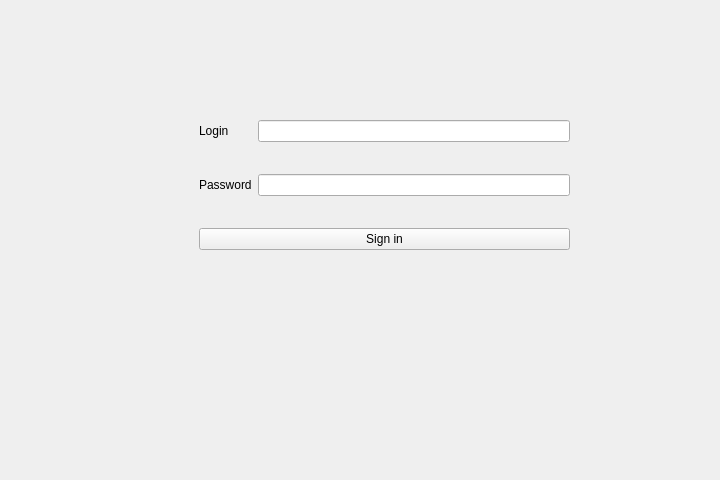
Before: the Qt Designer form ui/auth_window.ui in k-rility/CourseWork, drawn with Qt 5.
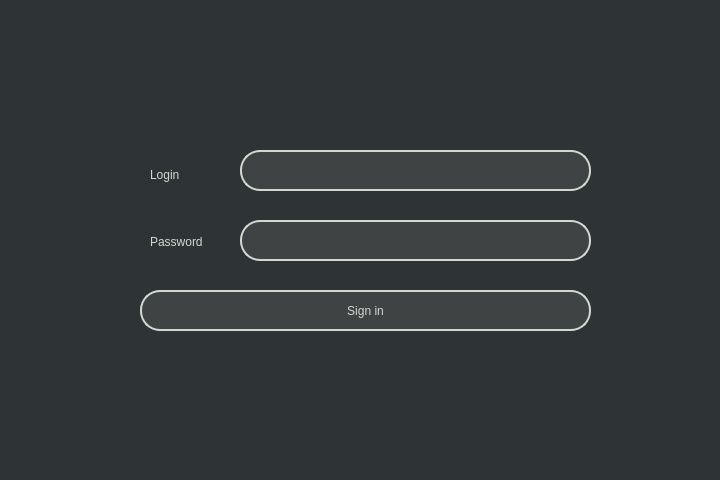
After: the same form once the commit is applied.

Commit message: beauty window

```diff
--- a/ui/auth_window.ui
+++ b/ui/auth_window.ui
@@ -13,76 +13,135 @@
   <property name="windowTitle">
    <string>AuthorizeWindow</string>
   </property>
-  <widget class="QWidget" name="formLayoutWidget">
+  <property name="styleSheet">
+   <string notr="true">background-color: rgb(46, 52, 54)</string>
+  </property>
+  <widget class="QPushButton" name="pushButton_sign_in">
    <property name="geometry">
     <rect>
-     <x>199</x>
-     <y>120</y>
-     <width>371</width>
-     <height>151</height>
+     <x>140</x>
+     <y>290</y>
+     <width>451</width>
+     <height>41</height>
     </rect>
    </property>
-   <layout class="QFormLayout" name="formLayout">
-    <item row="0" column="0">
-     <widget class="QLabel" name="label_login">
-      <property name="text">
-       <string>Login</string>
-      </property>
-     </widget>
-    </item>
-    <item row="2" column="0">
-     <widget class="QLabel" name="label_password">
-      <property name="text">
-       <string>Password</string>
-      </property>
-     </widget>
-    </item>
-    <item row="0" column="1">
-     <widget class="QLineEdit" name="lineEdit_login"/>
-    </item>
-    <item row="2" column="1">
-     <widget class="QLineEdit" name="lineEdit_password"/>
-    </item>
-    <item row="4" column="0" colspan="2">
-     <widget class="QPushButton" name="pushButton_sign_in">
-      <property name="cursor">
-       <cursorShape>PointingHandCursor</cursorShape>
-      </property>
-      <property name="text">
-       <string>Sign in</string>
-      </property>
-      <property name="checkable">
-       <bool>false</bool>
-      </property>
-     </widget>
-    </item>
-    <item row="1" column="0">
-     <spacer name="horizontalSpacer">
-      <property name="orientation">
-       <enum>Qt::Horizontal</enum>
-      </property>
-      <property name="sizeHint" stdset="0">
-       <size>
-        <width>40</width>
-        <height>20</height>
-       </size>
-      </property>
-     </spacer>
-    </item>
-    <item row="3" column="0">
-     <spacer name="horizontalSpacer_2">
-      <property name="orientation">
-       <enum>Qt::Horizontal</enum>
-      </property>
-      <property name="sizeHint" stdset="0">
-       <size>
-        <width>40</width>
-        <height>20</height>
-       </size>
-      </property>
-     </spacer>
-    </item>
-   </layout>
+   <property name="cursor">
+    <cursorShape>PointingHandCursor</cursorShape>
+   </property>
+   <property name="styleSheet">
+    <string notr="true">QPushButton{
+	color: rgb(211, 215, 207);
+	border: 2px solid rgb(211, 215, 207);
+	border-radius:20px;
+	background-color: rgb(63, 67, 68)
+}
+QPushButton::hover{
+	border: 2px solid rgb(85, 87, 83);
+	background-color: rgb(45, 47, 48)
+}</string>
+   </property>
+   <property name="text">
+    <string>Sign in</string>
+   </property>
+   <property name="checkable">
+    <bool>false</bool>
+   </property>
+  </widget>
+  <widget class="QLineEdit" name="lineEdit_password">
+   <property name="geometry">
+    <rect>
+     <x>240</x>
+     <y>220</y>
+     <width>351</width>
+     <height>41</height>
+    </rect>
+   </property>
+   <property name="styleSheet">
+    <string notr="true">QLineEdit{
+	color: rgb(211, 215, 207);
+	border: 2px solid rgb(211, 215, 207);
+	border-radius: 20px;
+	padding-left: 10px;
+	padding-right: 10px;
+	background-color: rgb(63, 67, 68)
+}
+QLineEdit::hover{
+	border: 2px solid rgb(85, 87, 83)
+}
+QLineEdit::focus{
+	border: 2px solid rgb(12, 124, 164)
+}</string>
+   </property>
+  </widget>
+  <widget class="QLabel" name="label_password">
+   <property name="geometry">
+    <rect>
+     <x>150</x>
+     <y>226</y>
+     <width>81</width>
+     <height>31</height>
+    </rect>
+   </property>
+   <property name="styleSheet">
+    <string notr="true">color: rgb(211, 215, 207)</string>
+   </property>
+   <property name="text">
+    <string>Password</string>
+   </property>
+  </widget>
+  <widget class="QLineEdit" name="lineEdit_login">
+   <property name="geometry">
+    <rect>
+     <x>240</x>
+     <y>150</y>
+     <width>351</width>
+     <height>41</height>
+    </rect>
+   </property>
+   <property name="minimumSize">
+    <size>
+     <width>10</width>
+     <height>10</height>
+    </size>
+   </property>
+   <property name="styleSheet">
+    <string notr="true">QLineEdit{
+	color: rgb(211, 215, 207);
+	border: 2px solid rgb(211, 215, 207);
+	border-radius: 20px;
+	padding-left: 10px;
+	padding-right: 10px;
+	background-color: rgb(63, 67, 68)
+}
+QLineEdit::hover{
+	border: 2px solid rgb(85, 87, 83)
+}
+QLineEdit::focus{
+	border: 2px solid rgb(12, 124, 164)
+}</string>
+   </property>
+   <property name="cursorPosition">
+    <number>0</number>
+   </property>
+   <property name="placeholderText">
+    <string/>
+   </property>
+  </widget>
+  <widget class="QLabel" name="label_login">
+   <property name="geometry">
+    <rect>
+     <x>150</x>
+     <y>160</y>
+     <width>38</width>
+     <height>29</height>
+    </rect>
+   </property>
+   <property name="styleSheet">
+    <string notr="true">color: rgb(211, 215, 207)</string>
+   </property>
+   <property name="text">
+    <string>Login</string>
+   </property>
   </widget>
  </widget>
  <resources/>
```
The commit also changes 3 other files.
